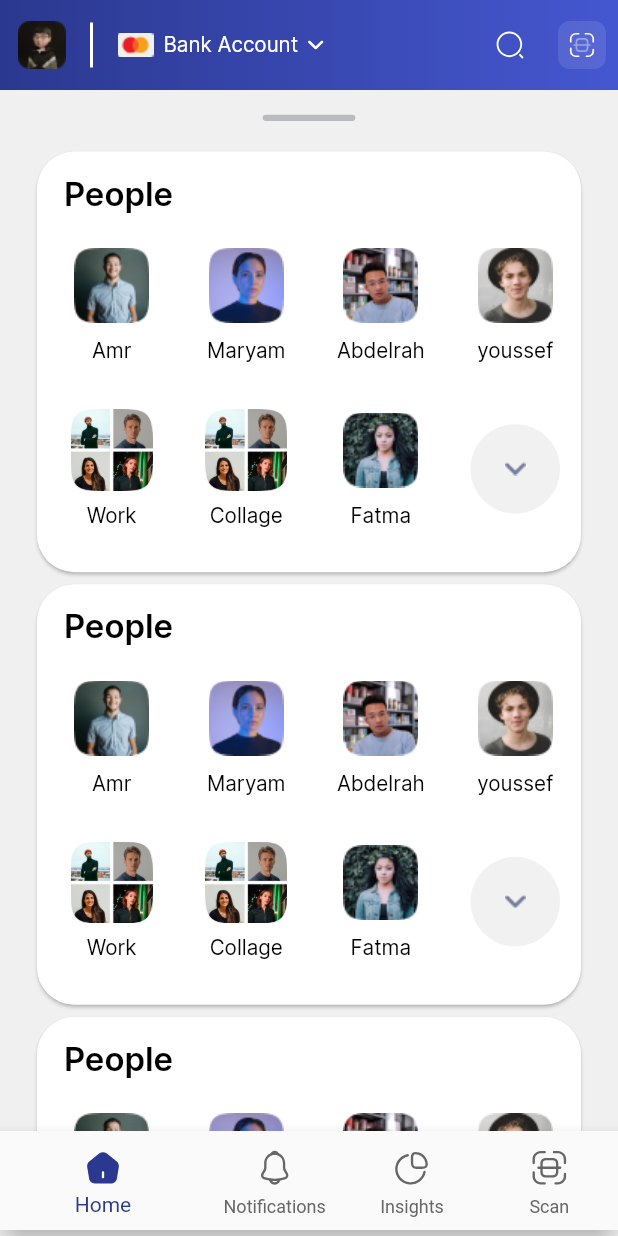
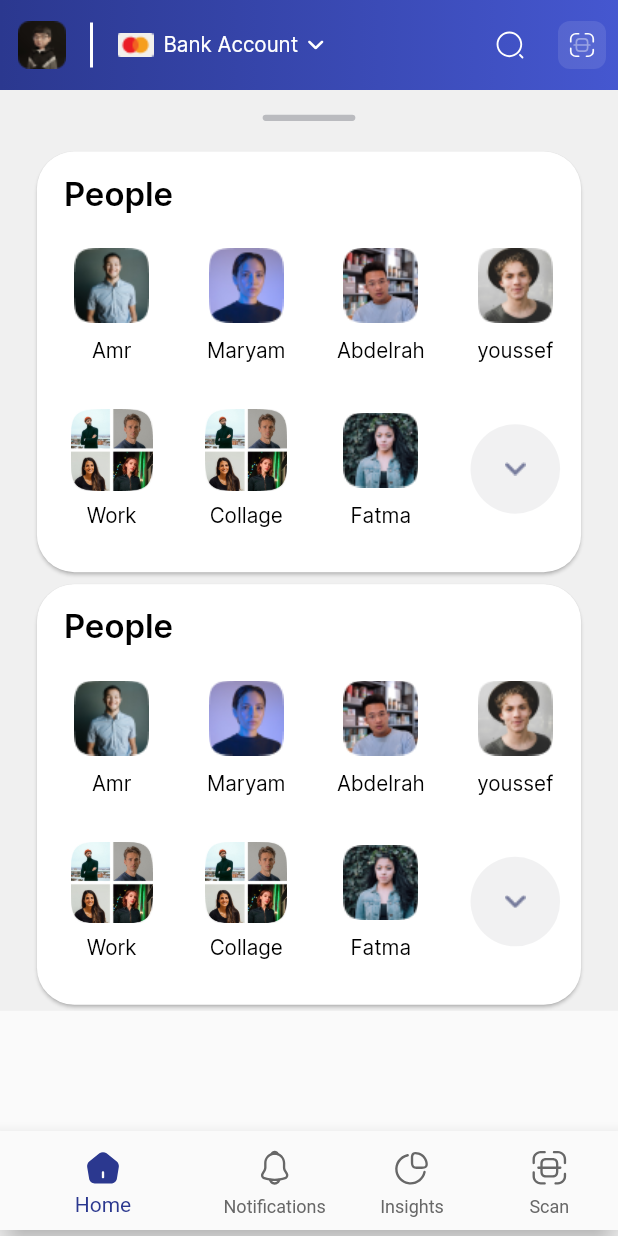
Before and after one commit to Gamer477/Nakdi-Pay-User, a Flutter app: the screen it shows after launch, on a phone screen of 412 x 824 dp. Run offline on Flutter 3.47's test engine with Material 2 defaults, Android fonts, the phone set to English and light mode, and no system bars; our stand-ins replace flutter_svg, sizer; statements that could not run were skipped.

Commit message:
modifying data

```diff
--- a/lib/view/screens/home/homepage.dart
+++ b/lib/view/screens/home/homepage.dart
@@ -13,6 +13,24 @@ class HomePage extends StatefulWidget {
 }
 
 class _HomePageState extends State<HomePage> {
+  List<Map<String, String>> datam = [
+    {"name": 'Amr', "image": "assets/images/amr.png"},
+    {"name": 'Maryam', "image": "assets/images/maryem.png"},
+    {"name": 'Abdelrah', "image": "assets/images/abdelrah.png"},
+    {"name": 'youssef', "image": "assets/images/youssef.png"},
+    {"name": 'Work', "image": "assets/images/work_image.png"},
+    {"name": 'Collage', "image": "assets/images/work_image.png"},
+    {"name": 'Fatma', "image": "assets/images/fatma.png"}
+  ];
+  List<Map<String, String>> coffes = [
+    {"name": 'Amr', "image": "assets/images/amr.png"},
+    {"name": 'Maryam', "image": "assets/images/maryem.png"},
+    {"name": 'Abdelrah', "image": "assets/images/abdelrah.png"},
+    {"name": 'youssef', "image": "assets/images/youssef.png"},
+    {"name": 'Work', "image": "assets/images/work_image.png"},
+    {"name": 'Collage', "image": "assets/images/work_image.png"},
+    {"name": 'Fatma', "image": "assets/images/fatma.png"}
+  ];
   @override
   Widget build(BuildContext context) {
     return Scaffold(
@@ -43,10 +61,13 @@ class _HomePageState extends State<HomePage> {
               SizedBox(
                 height: 2.0.h,
               ),
-              Content(title: "People"),
-              Content(title: "People"),
-              Content(title: "People"),
-              Content(title: "People"),
+              Content(title: "People", data: datam),
+              Content(
+                title: "People",
+                data: coffes,
+              ),
+              // Content(title: "People"),
+              // Content(title: "People"),
 
               // ياايايايااي
             ],
--- a/lib/view/screens/home_screen.dart
+++ b/lib/view/screens/home_screen.dart
@@ -4,7 +4,6 @@ import 'package:nakdi_pay_user/utils/app_images.dart';
 import 'package:nakdi_pay_user/view/screens/home/homepage.dart';
 import 'package:nakdi_pay_user/view/screens/insights/insights.dart';
 import 'package:nakdi_pay_user/view/screens/notification/notifcation.dart';
-import 'package:nakdi_pay_user/view/screens/scan/qr_screen.dart';
 import 'package:nakdi_pay_user/view/screens/scan/scan.dart';
 
 import '../../utils/app_colors.dart';
@@ -98,6 +97,6 @@ class _HomeScreenState extends State<HomeScreen> {
     HomePage(),
     Notifications(),
     Insights(),
-    QRViewExample()
+    Scan()
   ];
 }
--- a/lib/view/widgets/content.dart
+++ b/lib/view/widgets/content.dart
@@ -2,15 +2,17 @@
 
 import 'package:flutter/material.dart';
 import 'package:flutter_svg/flutter_svg.dart';
-import 'package:nakdi_pay_user/utils/app_images.dart';
 import 'package:sizer/sizer.dart';
 
 import 'package:nakdi_pay_user/utils/app_colors.dart';
+import 'package:nakdi_pay_user/utils/app_images.dart';
 
 class Content extends StatefulWidget {
+  List<Map<String, String>> data;
   String? title;
   Content({
     Key? key,
+    required this.data,
     this.title,
   }) : super(key: key);
 
@@ -19,7 +21,7 @@ class Content extends StatefulWidget {
 }
 
 class _ContentState extends State<Content> {
-  List<Map<String, String>> data = [
+  List<Map<String, String>> datam = [
     {"name": 'Amr', "image": "assets/images/amr.png"},
     {"name": 'Maryam', "image": "assets/images/maryem.png"},
     {"name": 'Abdelrah', "image": "assets/images/abdelrah.png"},
@@ -62,9 +64,9 @@ class _ContentState extends State<Content> {
                   mainAxisSpacing: 30,
                 ),
                 padding: const EdgeInsets.only(left: 10, right: 4),
-                itemCount: (data.length) + 1,
+                itemCount: (widget.data.length) + 1,
                 itemBuilder: (BuildContext ctx, index) {
-                  if (index == data.length) {
+                  if (index == widget.data.length) {
                     return Padding(
                       padding: const EdgeInsets.all(10.0),
                       child: Container(
@@ -89,12 +91,13 @@ class _ContentState extends State<Content> {
                     //alignment: Alignment.center,
                     child: Column(
                       children: [
-                        Expanded(child: Image.asset(data[index]["image"]!)),
+                        Expanded(
+                            child: Image.asset(widget.data[index]["image"]!)),
                         SizedBox(
                           height: 1.h,
                         ),
                         Text(
-                          data[index]["name"]!,
+                          widget.data[index]["name"]!,
                           style: TextStyle(
                             fontFamily: 'Inter-Regular',
                             color: AppColors.blackColor,
--- a/pubspec.yaml
+++ b/pubspec.yaml
@@ -36,7 +36,7 @@ dependencies:
   cupertino_icons: ^1.0.2
   sizer: ^2.0.15
   flutter_svg:
-  qr_code_scanner:
+  #qr_code_scanner: ^0.7.0
 
 dev_dependencies:
   flutter_test:
```
Also changed, not shown: lib/view/screens/scan/qr_screen.dart (+159 -159 lines), pubspec.lock, 1 other file.
